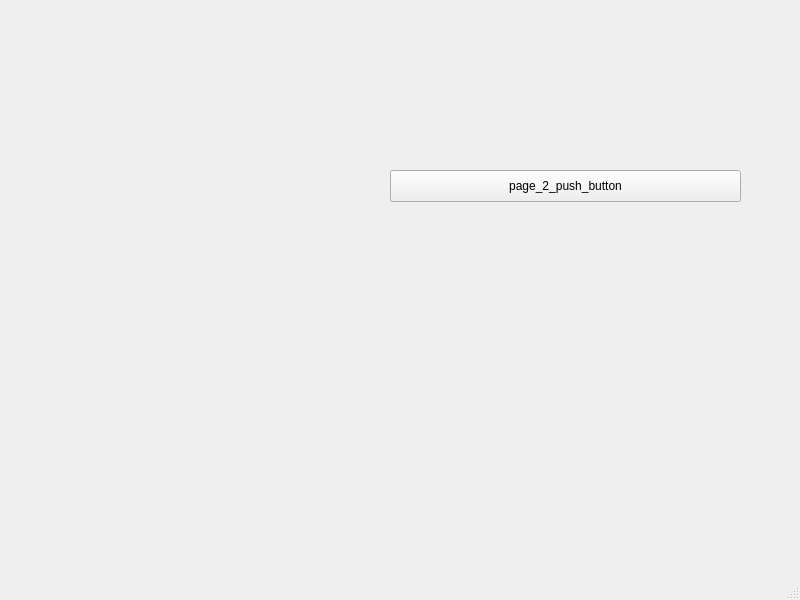
aneroid11/Databases, file project/lab6/mainwindow.ui: the form before one commit.
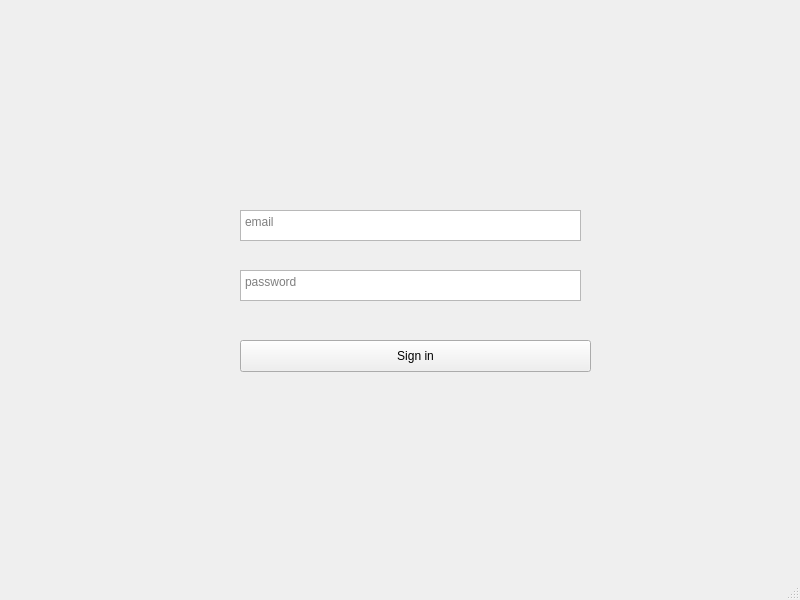
The form after the commit. The open tabs and pages were chosen to show the change.

Commit message: dummy starting page and sign in page

Patch:
```diff
--- a/project/lab6/mainwindow.ui
+++ b/project/lab6/mainwindow.ui
@@ -54,14 +54,40 @@
      <widget class="QPushButton" name="pushButton">
       <property name="geometry">
        <rect>
-        <x>390</x>
-        <y>170</y>
+        <x>240</x>
+        <y>340</y>
         <width>351</width>
         <height>32</height>
        </rect>
       </property>
       <property name="text">
-       <string>page_2_push_button</string>
+       <string>Sign in</string>
+      </property>
+     </widget>
+     <widget class="QTextEdit" name="emailTextEdit">
+      <property name="geometry">
+       <rect>
+        <x>240</x>
+        <y>210</y>
+        <width>341</width>
+        <height>31</height>
+       </rect>
+      </property>
+      <property name="placeholderText">
+       <string>email</string>
+      </property>
+     </widget>
+     <widget class="QTextEdit" name="passwordTextEdit">
+      <property name="geometry">
+       <rect>
+        <x>240</x>
+        <y>270</y>
+        <width>341</width>
+        <height>31</height>
+       </rect>
+      </property>
+      <property name="placeholderText">
+       <string>password</string>
       </property>
      </widget>
     </widget>
```
Left out of the diff: 27 changed lines with no effect on the pictures. The commit also changes 2 other files.
